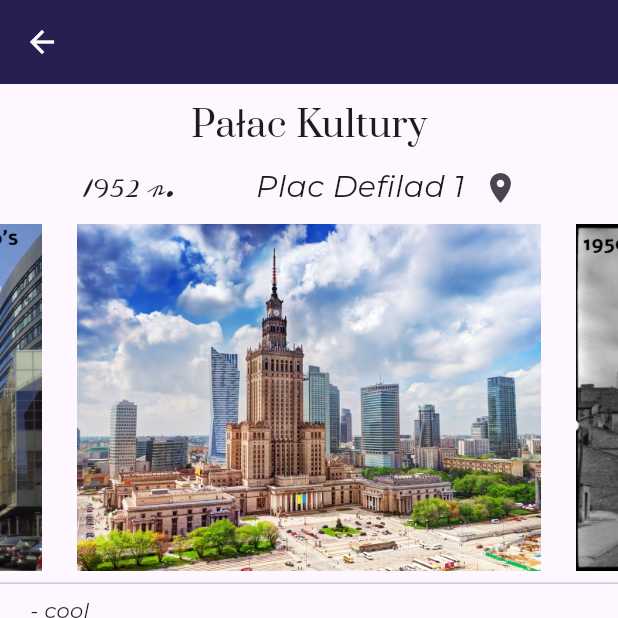
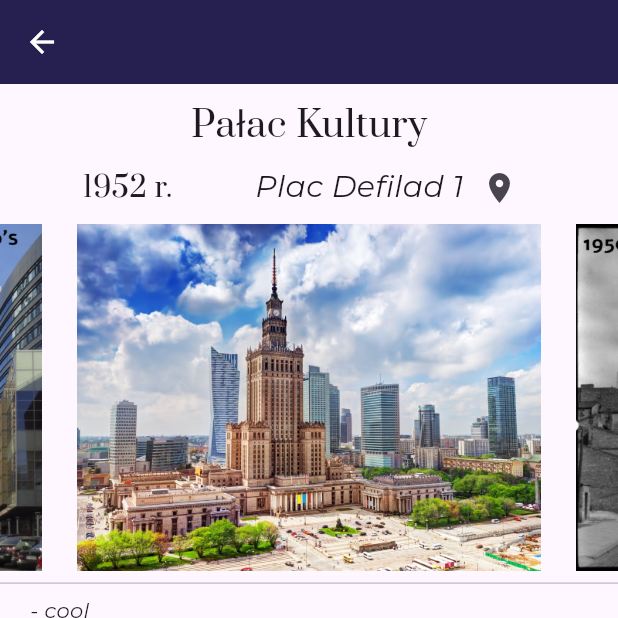
Before and after one commit to SmartCityPW/projekt-it, a Flutter app: the PlaceDetailsPage screen opened directly with sample values from the repository, on a phone screen of 412 x 824 dp, the top half of it. Run offline on Flutter 3.47's test engine with Material 3 defaults, Android fonts, the phone set to English and light mode, and no system bars; drawn by our look-alikes of carousel_slider; our stand-ins replace camera, flutter_svg, geolocator; missing offline and left inert: map_launcher; project files that could hold a hidden picture were left out.

Commit message:
Changed unreadable font on construction date text

```diff
--- a/lib/placeDetailsPage.dart
+++ b/lib/placeDetailsPage.dart
@@ -35,7 +35,7 @@ class _PlaceDetailsPageState extends State<PlaceDetailsPage> {
                   children: <Widget>[
                     Text(
                       widget.placeData.constructionDate,
-                      style: fontFancySmall,
+                      style: fontHeaderMedium.copyWith(fontSize: 19),
                     ),
                     Wrap(
                       crossAxisAlignment: WrapCrossAlignment.center,
```
